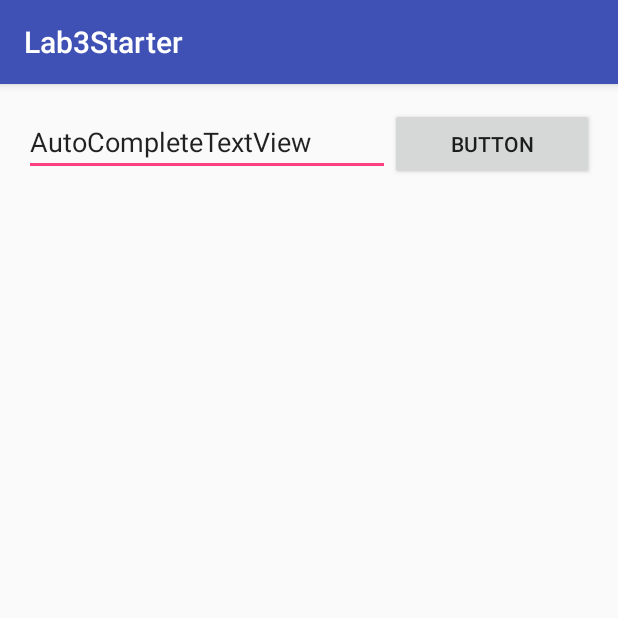
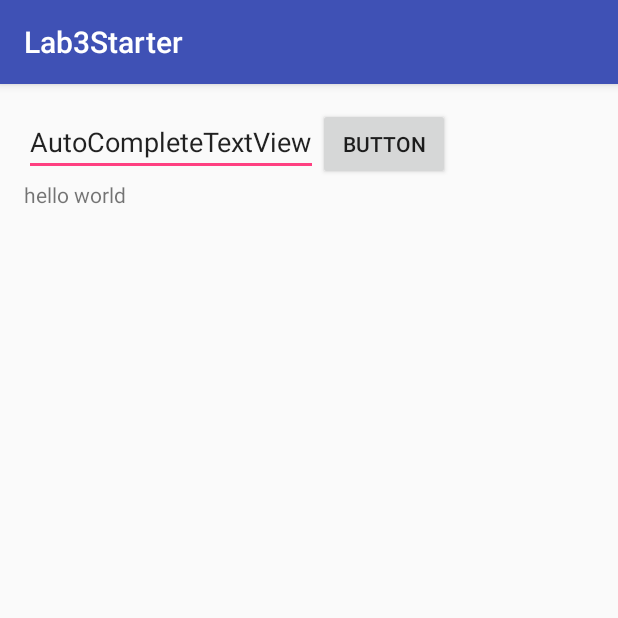
Before and after one commit to professormarek/Lab3Starter, an Android app: the screen it shows after launch (MainActivity), on a phone screen of 412 x 824 dp, the top half of it. Run offline under Robolectric (Android 15) with nearby library versions, the phone set to English and light mode, and no system bars.

Commit message:
fixed layout problems

```diff
--- a/app/src/main/java/com/example/mareklaskowski/lab3starter/MainActivity.java
+++ b/app/src/main/java/com/example/mareklaskowski/lab3starter/MainActivity.java
@@ -2,6 +2,8 @@ package com.example.mareklaskowski.lab3starter;
 
 import android.support.v7.app.AppCompatActivity;
 import android.os.Bundle;
+import android.widget.LinearLayout;
+import android.widget.TextView;
 
 public class MainActivity extends AppCompatActivity {
 
@@ -9,5 +11,17 @@ public class MainActivity extends AppCompatActivity {
     protected void onCreate(Bundle savedInstanceState) {
         super.onCreate(savedInstanceState);
         setContentView(R.layout.activity_main);
+
+        TextView textView = new TextView(this);
+        textView.setText("hello world");
+
+        LinearLayout linearLayout = (LinearLayout) findViewById(R.id.activity_main);
+        //LayoutParams is a class to specify layout properties when adding a view to a layout
+        LinearLayout.LayoutParams layoutParams = new LinearLayout.LayoutParams(LinearLayout.LayoutParams.MATCH_PARENT,
+                LinearLayout.LayoutParams.WRAP_CONTENT);
+        linearLayout.addView(textView, layoutParams);
+
+        //TODO: change things so that TextViews are added in response to button clicks
+        //TODO: populate the AutoCompleteTextView using an ArrayAdapter for String arrays
     }
 }
--- a/app/src/main/res/layout/activity_main.xml
+++ b/app/src/main/res/layout/activity_main.xml
@@ -15,8 +15,8 @@
 
         <LinearLayout
             android:orientation="horizontal"
-            android:layout_width="match_parent"
-            android:layout_height="match_parent">
+            android:layout_width="wrap_content"
+            android:layout_height="wrap_content">
 
             <AutoCompleteTextView
                 android:text="AutoCompleteTextView"
```
